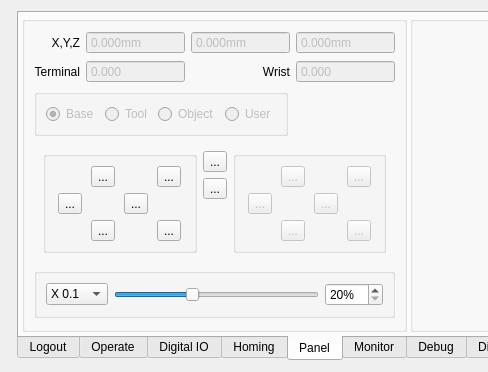
The window that source/plugin/t4/t4oppanel.ui (ww4u/mct-t4) describes before a commit, drawn with Qt 5; both pictures show x 0 to 488 and y 0 to 372 of the 844 by 372 pixel window.
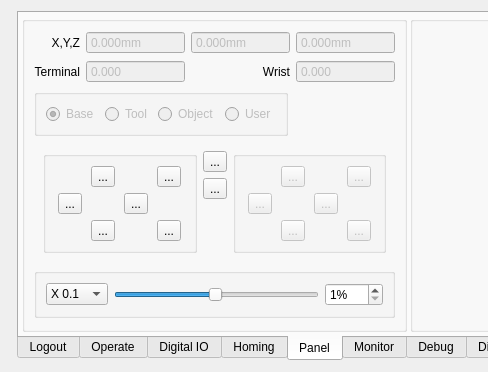
The same window after the commit. The open tabs and pages were chosen to show the change. Icons and pictures are not drawn. Custom widgets are drawn as their Qt base class.

Diff of the .ui file:
```diff
--- a/source/plugin/t4/t4oppanel.ui
+++ b/source/plugin/t4/t4oppanel.ui
@@ -1484,7 +1484,7 @@
                 <string>Speed</string>
                </property>
                <property name="minimum">
-                <number>20</number>
+                <number>1</number>
                </property>
                <property name="maximum">
                 <number>100</number>
@@ -1503,7 +1503,7 @@
                 <string>%</string>
                </property>
                <property name="minimum">
-                <number>20</number>
+                <number>1</number>
                </property>
                <property name="maximum">
                 <number>100</number>
```
Left out of the diff: 2 changed lines with no effect on the pictures.
